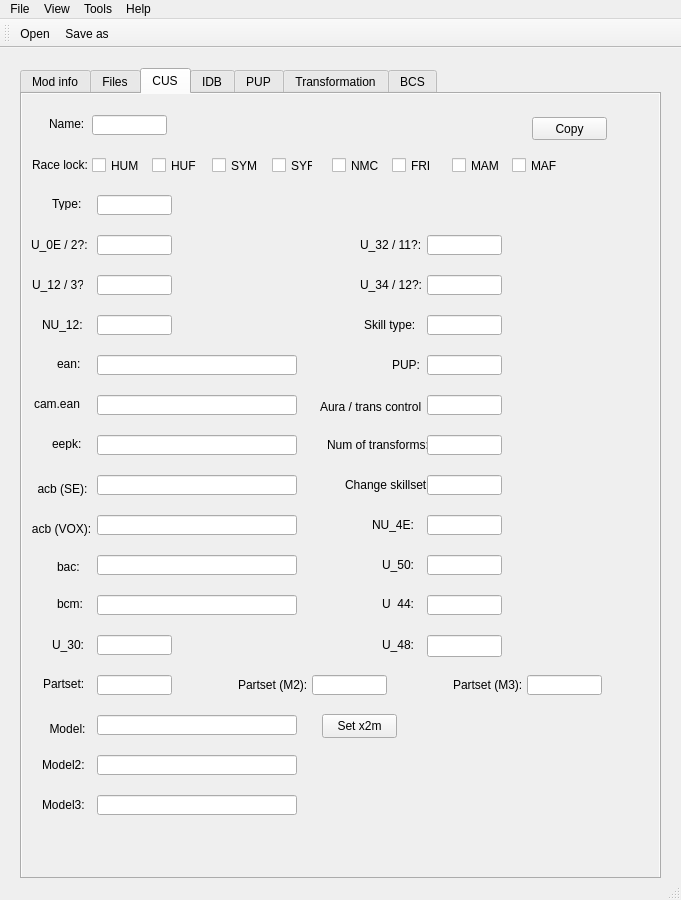
Old version of the form mainwindow.ui in the repository eterniti/xv2skillcreat.
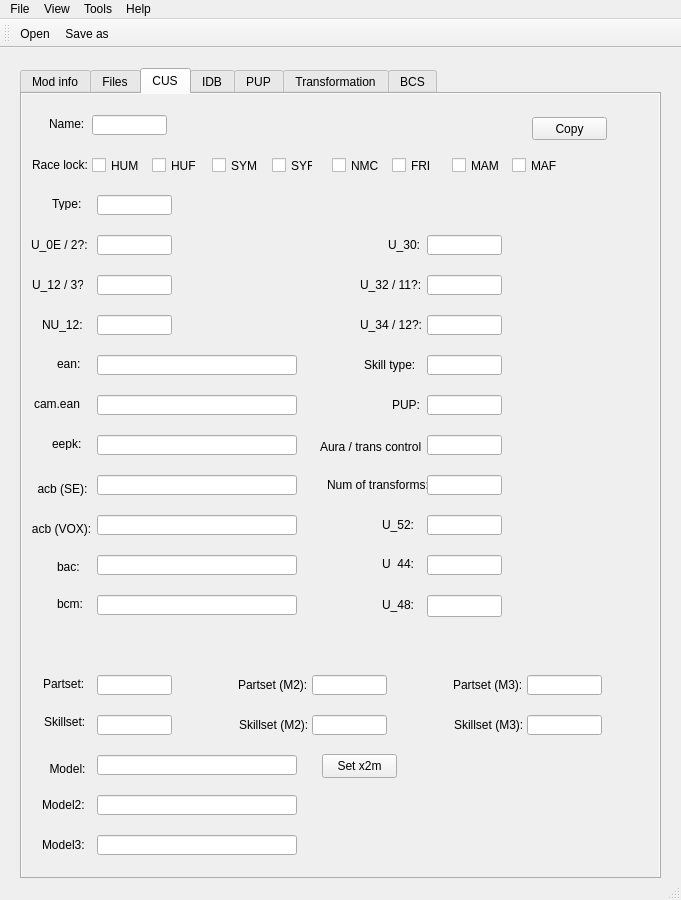
New version of the form. The open tabs and pages were chosen to show the change.

Commit message: Further changes to CUS tab

```diff
--- a/mainwindow.ui
+++ b/mainwindow.ui
@@ -1182,8 +1182,8 @@
      <widget class="QLabel" name="label_23">
       <property name="geometry">
        <rect>
-        <x>30</x>
-        <y>543</y>
+        <x>366</x>
+        <y>143</y>
         <width>51</width>
         <height>16</height>
        </rect>
@@ -1195,8 +1195,8 @@
      <widget class="QLineEdit" name="cusU30Edit">
       <property name="geometry">
        <rect>
-        <x>75</x>
-        <y>541</y>
+        <x>405</x>
+        <y>141</y>
         <width>75</width>
         <height>20</height>
        </rect>
@@ -1206,7 +1206,7 @@
       <property name="geometry">
        <rect>
         <x>338</x>
-        <y>143</y>
+        <y>183</y>
         <width>71</width>
         <height>16</height>
        </rect>
@@ -1219,7 +1219,7 @@
       <property name="geometry">
        <rect>
         <x>405</x>
-        <y>141</y>
+        <y>181</y>
         <width>75</width>
         <height>20</height>
        </rect>
@@ -1229,7 +1229,7 @@
       <property name="geometry">
        <rect>
         <x>338</x>
-        <y>183</y>
+        <y>223</y>
         <width>61</width>
         <height>16</height>
        </rect>
@@ -1242,7 +1242,7 @@
       <property name="geometry">
        <rect>
         <x>405</x>
-        <y>181</y>
+        <y>221</y>
         <width>75</width>
         <height>20</height>
        </rect>
@@ -1252,7 +1252,7 @@
       <property name="geometry">
        <rect>
         <x>342</x>
-        <y>223</y>
+        <y>263</y>
         <width>61</width>
         <height>16</height>
        </rect>
@@ -1265,7 +1265,7 @@
       <property name="geometry">
        <rect>
         <x>405</x>
-        <y>221</y>
+        <y>261</y>
         <width>75</width>
         <height>20</height>
        </rect>
@@ -1275,7 +1275,7 @@
       <property name="geometry">
        <rect>
         <x>370</x>
-        <y>263</y>
+        <y>303</y>
         <width>31</width>
         <height>16</height>
        </rect>
@@ -1288,7 +1288,7 @@
       <property name="geometry">
        <rect>
         <x>405</x>
-        <y>261</y>
+        <y>301</y>
         <width>75</width>
         <height>20</height>
        </rect>
@@ -1298,7 +1298,7 @@
       <property name="geometry">
        <rect>
         <x>298</x>
-        <y>303</y>
+        <y>343</y>
         <width>101</width>
         <height>20</height>
        </rect>
@@ -1311,7 +1311,7 @@
       <property name="geometry">
        <rect>
         <x>405</x>
-        <y>301</y>
+        <y>341</y>
         <width>75</width>
         <height>20</height>
        </rect>
@@ -1321,7 +1321,7 @@
       <property name="geometry">
        <rect>
         <x>75</x>
-        <y>621</y>
+        <y>661</y>
         <width>200</width>
         <height>20</height>
        </rect>
@@ -1330,21 +1330,21 @@
      <widget class="QLabel" name="label_30">
       <property name="geometry">
        <rect>
-        <x>323</x>
-        <y>383</y>
-        <width>81</width>
+        <x>22</x>
+        <y>620</y>
+        <width>47</width>
         <height>16</height>
        </rect>
       </property>
       <property name="text">
-       <string>Change skillset:</string>
+       <string>Skillset:</string>
       </property>
      </widget>
      <widget class="QLineEdit" name="cusChangeSSEdit">
       <property name="geometry">
        <rect>
-        <x>405</x>
-        <y>381</y>
+        <x>75</x>
+        <y>621</y>
         <width>75</width>
         <height>20</height>
        </rect>
@@ -1354,7 +1354,7 @@
       <property name="geometry">
        <rect>
         <x>305</x>
-        <y>343</y>
+        <y>383</y>
         <width>101</width>
         <height>16</height>
        </rect>
@@ -1367,7 +1367,7 @@
       <property name="geometry">
        <rect>
         <x>405</x>
-        <y>341</y>
+        <y>381</y>
         <width>75</width>
         <height>20</height>
        </rect>
@@ -1428,7 +1428,7 @@
       <property name="geometry">
        <rect>
         <x>8</x>
-        <y>623</y>
+        <y>663</y>
         <width>75</width>
         <height>23</height>
        </rect>
@@ -1444,7 +1444,7 @@
       <property name="geometry">
        <rect>
         <x>405</x>
-        <y>501</y>
+        <y>461</y>
         <width>75</width>
         <height>20</height>
        </rect>
@@ -1454,7 +1454,7 @@
       <property name="geometry">
        <rect>
         <x>360</x>
-        <y>503</y>
+        <y>463</y>
         <width>47</width>
         <height>13</height>
        </rect>
@@ -1467,7 +1467,7 @@
       <property name="geometry">
        <rect>
         <x>405</x>
-        <y>541</y>
+        <y>501</y>
         <width>75</width>
         <height>22</height>
        </rect>
@@ -1477,7 +1477,7 @@
       <property name="geometry">
        <rect>
         <x>360</x>
-        <y>543</y>
+        <y>503</y>
         <width>47</width>
         <height>16</height>
        </rect>
@@ -1490,7 +1490,7 @@
       <property name="geometry">
        <rect>
         <x>300</x>
-        <y>620</y>
+        <y>660</y>
         <width>75</width>
         <height>24</height>
        </rect>
@@ -1525,8 +1525,8 @@
      <widget class="QLineEdit" name="cusNU4EEdit">
       <property name="geometry">
        <rect>
-        <x>405</x>
-        <y>421</y>
+        <x>290</x>
+        <y>621</y>
         <width>75</width>
         <height>20</height>
        </rect>
@@ -1535,21 +1535,21 @@
      <widget class="QLabel" name="label_121">
       <property name="geometry">
        <rect>
-        <x>350</x>
-        <y>423</y>
-        <width>49</width>
+        <x>217</x>
+        <y>623</y>
+        <width>75</width>
         <height>16</height>
        </rect>
       </property>
       <property name="text">
-       <string>NU_4E:</string>
+       <string>Skillset (M2):</string>
       </property>
      </widget>
      <widget class="QLineEdit" name="cusU50Edit">
       <property name="geometry">
        <rect>
         <x>405</x>
-        <y>461</y>
+        <y>421</y>
         <width>75</width>
         <height>20</height>
        </rect>
@@ -1559,13 +1559,13 @@
       <property name="geometry">
        <rect>
         <x>360</x>
-        <y>463</y>
+        <y>423</y>
         <width>49</width>
         <height>16</height>
        </rect>
       </property>
       <property name="text">
-       <string>U_50:</string>
+       <string>U_52:</string>
       </property>
      </widget>
      <widget class="QLineEdit" name="cusPartset2Edit">
@@ -1618,27 +1618,27 @@
       <property name="geometry">
        <rect>
         <x>75</x>
-        <y>661</y>
-        <width>200</width>
-        <height>20</height>
-       </rect>
-      </property>
-     </widget>
-     <widget class="QLineEdit" name="cusModel3Edit">
-      <property name="geometry">
-       <rect>
-        <x>75</x>
         <y>701</y>
         <width>200</width>
         <height>20</height>
        </rect>
       </property>
      </widget>
+     <widget class="QLineEdit" name="cusModel3Edit">
+      <property name="geometry">
+       <rect>
+        <x>75</x>
+        <y>741</y>
+        <width>200</width>
+        <height>20</height>
+       </rect>
+      </property>
+     </widget>
      <widget class="QLabel" name="label_125">
       <property name="geometry">
        <rect>
         <x>20</x>
-        <y>663</y>
+        <y>703</y>
         <width>49</width>
         <height>16</height>
        </rect>
@@ -1651,7 +1651,7 @@
       <property name="geometry">
        <rect>
         <x>20</x>
-        <y>703</y>
+        <y>743</y>
         <width>49</width>
         <height>16</height>
        </rect>
@@ -1660,6 +1660,29 @@
        <string>Model3:</string>
       </property>
      </widget>
+     <widget class="QLineEdit" name="cusChangeSS3Edit">
+      <property name="geometry">
+       <rect>
+        <x>505</x>
+        <y>621</y>
+        <width>75</width>
+        <height>20</height>
+       </rect>
+      </property>
+     </widget>
+     <widget class="QLabel" name="label_127">
+      <property name="geometry">
+       <rect>
+        <x>432</x>
+        <y>623</y>
+        <width>75</width>
+        <height>16</height>
+       </rect>
+      </property>
+      <property name="text">
+       <string>Skillset (M3):</string>
+      </property>
+     </widget>
     </widget>
     <widget class="QWidget" name="idbTab">
      <property name="autoFillBackground">
```
Left out of the diff: 4 changed lines with no effect on the pictures. The commit also changes 2 other files.
